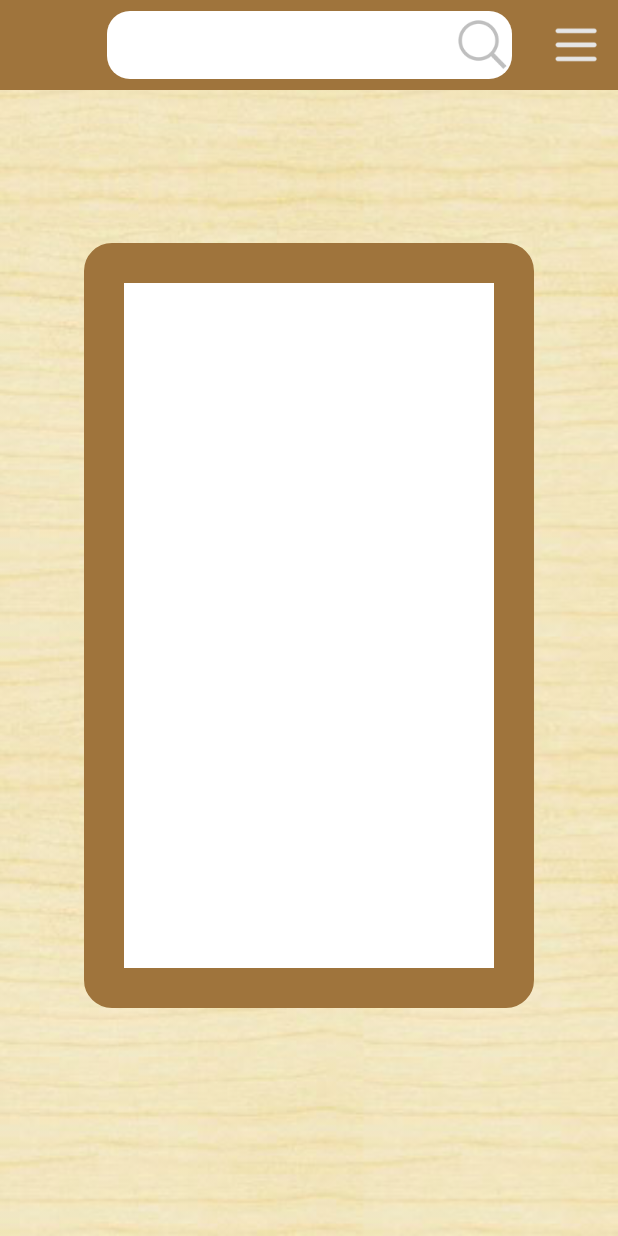
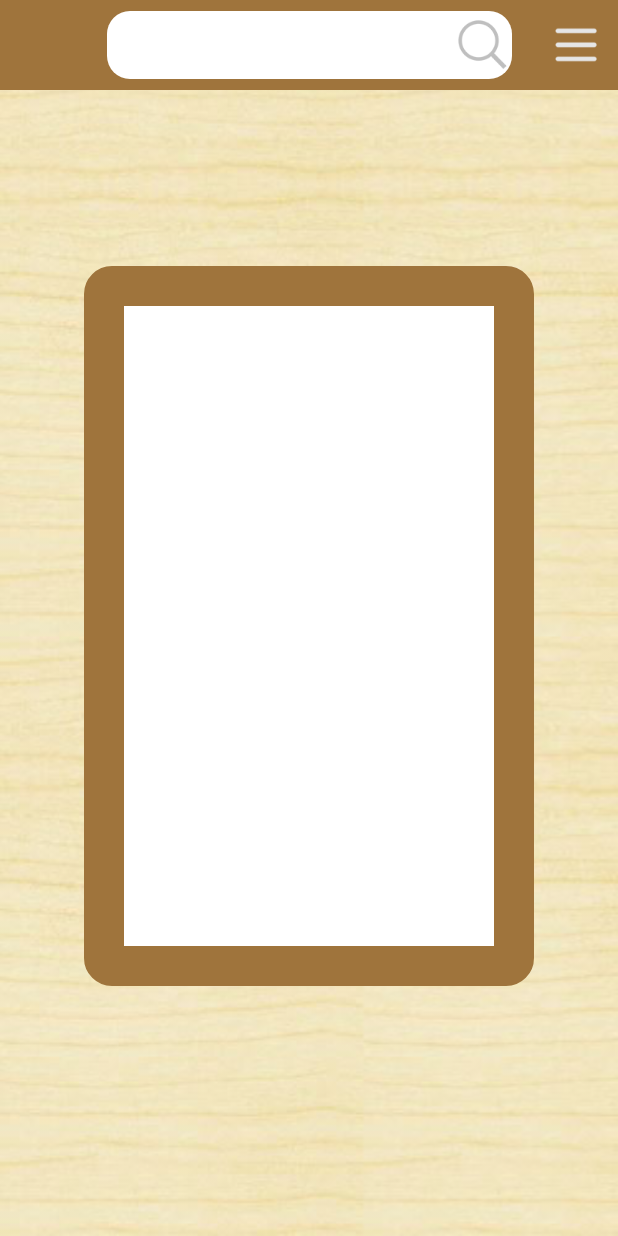
Before and after one commit to FideoJ/Threekingdom, an Android app: the screen it shows after launch (MainActivity), on a phone screen of 412 x 824 dp. Run offline under Robolectric (Android 15) with nearby library versions, the phone set to English and light mode, and no system bars.

Commit message:
适配佳音的真机

```diff
--- a/app/src/main/res/layout/activity_main.xml
+++ b/app/src/main/res/layout/activity_main.xml
@@ -42,7 +42,7 @@
     <LinearLayout
         android:orientation="vertical"
         android:layout_width="300dp"
-        android:layout_height="510dp"
+        android:layout_height="480dp"
         android:padding="10dp"
         android:layout_marginBottom="50dp"
         android:background="@drawable/listview_border"
```
